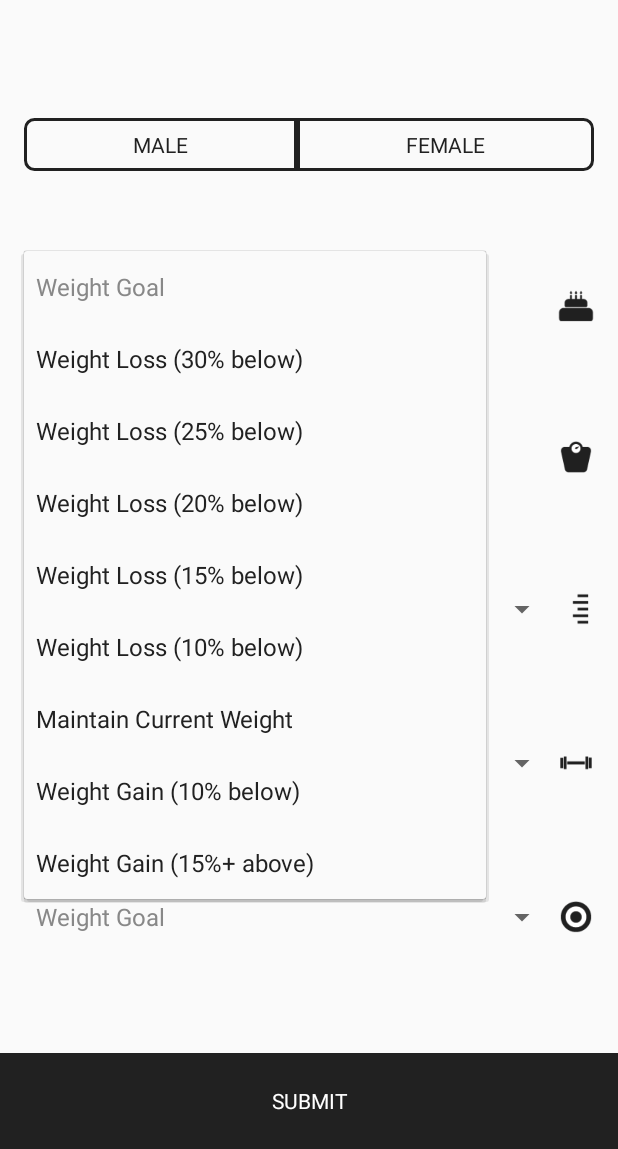
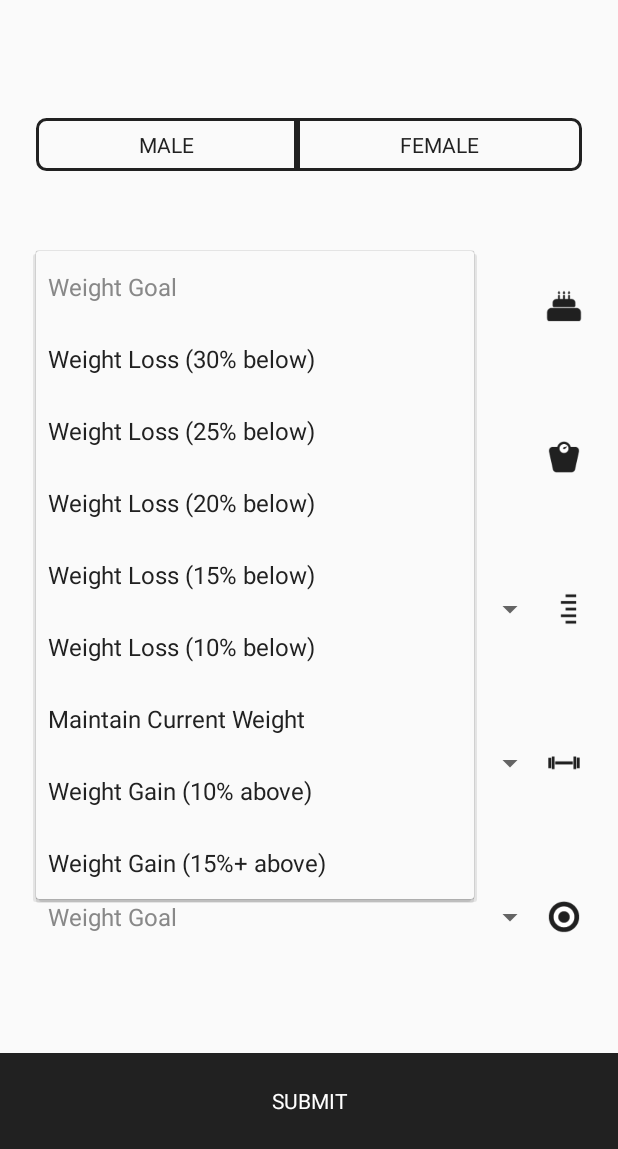
Before and after one commit to bradymwright/CSE-Calculator-Android, an Android app: the screen it shows after launch (MainActivity), after a tap on "Weight Goal", on a phone screen of 412 x 824 dp, the part 87-1236 px from its top. Run offline under Robolectric (Android 15) with nearby library versions, the phone set to English and light mode, and no system bars; libraries missing offline, so code that uses them is left out: androidx.core.widget.

```diff
--- a/app/src/main/java/com/cleansimpleeats/calculator/Calculations.kt
+++ b/app/src/main/java/com/cleansimpleeats/calculator/Calculations.kt
@@ -1,6 +1,4 @@
 package com.cleansimpleeats.calculator
-
-import kotlin.math.roundToInt
 
 
 enum class Gender { MALE, FEMALE }
@@ -44,7 +42,7 @@ val weightGoals = listOf(
     WeightGoal(-0.15, "Weight Loss (15% below)"),
     WeightGoal(-0.1, "Weight Loss (10% below)"),
     WeightGoal(0.0, "Maintain Current Weight"),
-    WeightGoal(0.1, "Weight Gain (10% below)"),
+    WeightGoal(0.1, "Weight Gain (10% above)"),
     WeightGoal(0.15, "Weight Gain (15%+ above)")
 )
 
@@ -52,7 +50,7 @@ typealias DailyCalorieTarget = Int
 typealias DCT = DailyCalorieTarget
 
 fun calculateDct(tdee: TDEE, weightGoalFactor: Double): DCT =
-    (tdee + (tdee * weightGoalFactor)).roundToInt()
+    (tdee + (tdee * weightGoalFactor)).toInt()
 
 fun getDisplayServingSuggestions(dct: DCT): Array<String> {
     require(dct >= 0)
@@ -87,7 +85,7 @@ class ImperialHeight(val feet: Int, val inches: Int) {
         )
     }
 
-    fun toCentimeters(): Int = ((feet * INCHES_IN_FOOT + inches) * CENTIMETERS_IN_INCH).roundToInt()
+    fun toCentimeters(): Int = ((feet * INCHES_IN_FOOT + inches) * CENTIMETERS_IN_INCH).toInt()
 
     override fun toString() = """$feet' $inches""""
 }
--- a/app/src/main/res/layout/activity_main.xml
+++ b/app/src/main/res/layout/activity_main.xml
@@ -40,14 +40,14 @@
             android:layout_width="wrap_content"
             android:layout_height="wrap_content"
             android:orientation="vertical"
-            app:layout_constraintGuide_begin="16dp"/>
+            app:layout_constraintGuide_begin="24dp"/>
 
         <android.support.constraint.Guideline
             android:id="@+id/endGuideline"
             android:layout_width="wrap_content"
             android:layout_height="wrap_content"
             android:orientation="vertical"
-            app:layout_constraintGuide_end="16dp"/>
+            app:layout_constraintGuide_end="24dp"/>
 
         <RadioGroup
             android:id="@+id/genderRadioGroup"
```
